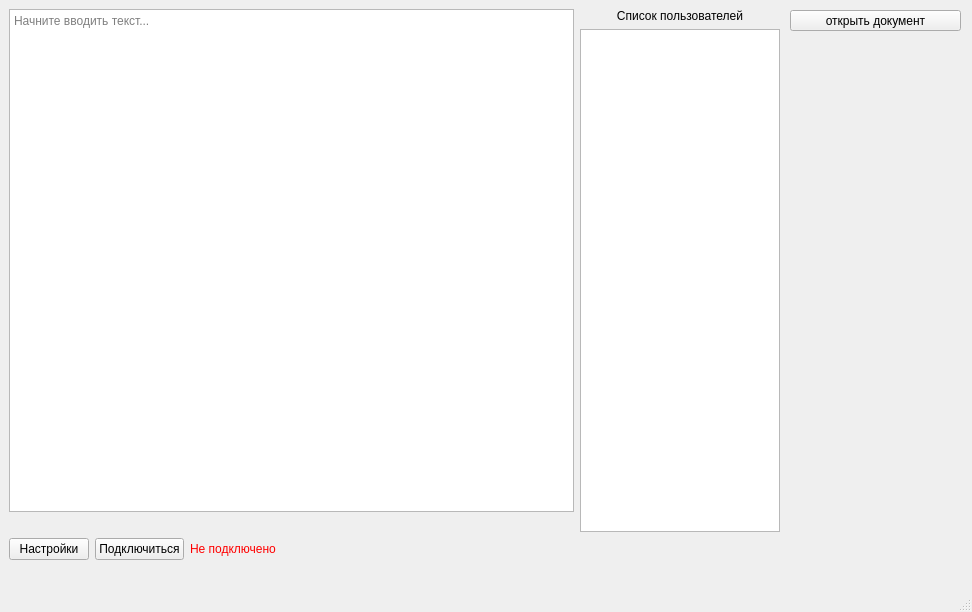
The window that mainwindow.ui (chnoq2/TextEditor) describes before a commit, drawn with Qt 5.
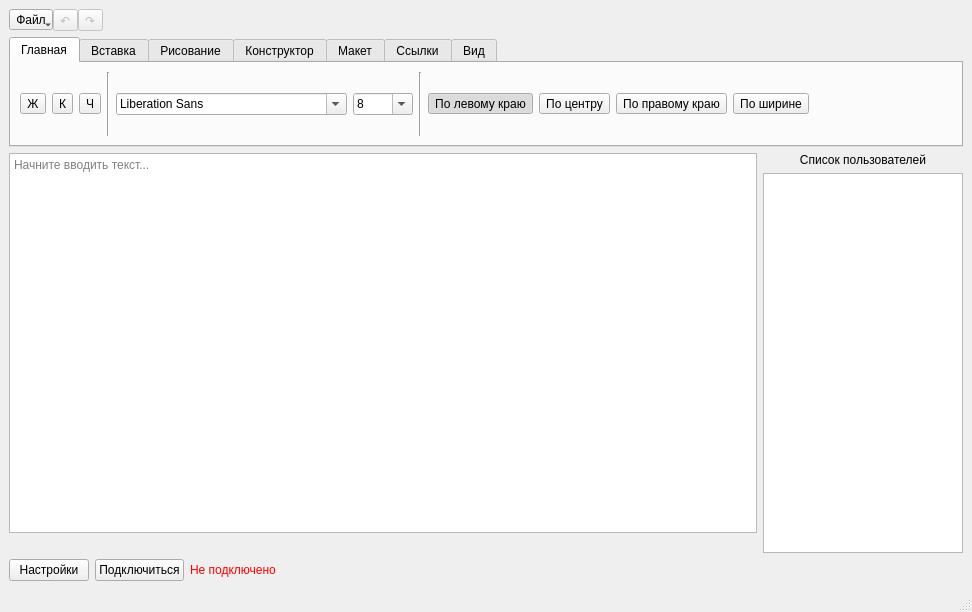
The same window after the commit.

Commit message: Переработан интерфейс приложения. Добавлены кнопки Файл/Undo/Redo + вкладки, рабочая панель форматирования на "Главная", исправлено позиционирование картинок и применение стилей при рендере docx. Добавлены заглушки для дальнейший элементов интерфейса. В серверной части заменил хранимые указатели (m_socket, m_clients, локальные в onNewConnection) на QPointer.

Patch:
```diff
--- a/mainwindow.ui
+++ b/mainwindow.ui
@@ -14,16 +14,410 @@
    <string>TextEditor</string>
   </property>
   <widget class="QWidget" name="centralwidget">
-   <widget class="QWidget" name="layoutWidget">
-    <property name="geometry">
-     <rect>
-      <x>9</x>
-      <y>9</y>
-      <width>771</width>
-      <height>551</height>
-     </rect>
-    </property>
     <layout class="QVBoxLayout" name="verticalLayout_3">
+     <item>
+      <layout class="QHBoxLayout" name="quickAccessRowLayout">
+       <property name="spacing">
+        <number>0</number>
+       </property>
+       <item>
+        <widget class="QToolButton" name="fileMenuButton">
+         <property name="minimumSize">
+          <size>
+           <width>0</width>
+           <height>0</height>
+          </size>
+         </property>
+         <property name="text">
+          <string>Файл</string>
+         </property>
+         <property name="popupMode">
+          <enum>QToolButton::ToolButtonPopupMode::InstantPopup</enum>
+         </property>
+         <property name="toolButtonStyle">
+          <enum>Qt::ToolButtonStyle::ToolButtonTextOnly</enum>
+         </property>
+         <addaction name="actionOpenFile"/>
+         <addaction name="actionSaveFile"/>
+        </widget>
+       </item>
+       <item>
+        <widget class="QToolButton" name="undoButton">
+         <property name="enabled">
+          <bool>false</bool>
+         </property>
+         <property name="text">
+          <string>↶</string>
+         </property>
+         <property name="toolTip">
+          <string>Отменить</string>
+         </property>
+        </widget>
+       </item>
+       <item>
+        <widget class="QToolButton" name="redoButton">
+         <property name="enabled">
+          <bool>false</bool>
+         </property>
+         <property name="text">
+          <string>↷</string>
+         </property>
+         <property name="toolTip">
+          <string>Повторить</string>
+         </property>
+        </widget>
+       </item>
+       <item>
+        <spacer name="quickAccessSpacer">
+         <property name="orientation">
+          <enum>Qt::Orientation::Horizontal</enum>
+         </property>
+         <property name="sizeHint" stdset="0">
+          <size>
+           <width>40</width>
+           <height>20</height>
+          </size>
+         </property>
+        </spacer>
+       </item>
+      </layout>
+     </item>
+     <item>
+        <widget class="QTabWidget" name="ribbonTabWidget">
+         <property name="maximumSize">
+          <size>
+           <width>16777215</width>
+           <height>110</height>
+          </size>
+         </property>
+         <property name="currentIndex">
+          <number>0</number>
+         </property>
+       <widget class="QWidget" name="tabHome">
+        <attribute name="title">
+         <string>Главная</string>
+        </attribute>
+        <layout class="QHBoxLayout" name="tabHomeLayout">
+         <item>
+          <widget class="QToolButton" name="boldButton">
+           <property name="text">
+            <string>Ж</string>
+           </property>
+           <property name="toolTip">
+            <string>Жирный</string>
+           </property>
+           <property name="checkable">
+            <bool>true</bool>
+           </property>
+          </widget>
+         </item>
+         <item>
+          <widget class="QToolButton" name="italicButton">
+           <property name="text">
+            <string>К</string>
+           </property>
+           <property name="toolTip">
+            <string>Курсив</string>
+           </property>
+           <property name="checkable">
+            <bool>true</bool>
+           </property>
+          </widget>
+         </item>
+         <item>
+          <widget class="QToolButton" name="underlineButton">
+           <property name="text">
+            <string>Ч</string>
+           </property>
+           <property name="toolTip">
+            <string>Подчёркнутый</string>
+           </property>
+           <property name="checkable">
+            <bool>true</bool>
+           </property>
+          </widget>
+         </item>
+         <item>
+          <widget class="Line" name="homeSeparator1">
+           <property name="orientation">
+            <enum>Qt::Orientation::Vertical</enum>
+           </property>
+          </widget>
+         </item>
+         <item>
+          <widget class="QFontComboBox" name="fontComboBox">
+           <property name="minimumSize">
+            <size>
+             <width>140</width>
+             <height>0</height>
+            </size>
+           </property>
+          </widget>
+         </item>
+         <item>
+          <widget class="QComboBox" name="fontSizeComboBox">
+           <property name="editable">
+            <bool>true</bool>
+           </property>
+           <property name="minimumSize">
+            <size>
+             <width>60</width>
+             <height>0</height>
+            </size>
+           </property>
+           <item>
+            <property name="text">
+             <string>8</string>
+            </property>
+           </item>
+           <item>
+            <property name="text">
+             <string>9</string>
+            </property>
+           </item>
+           <item>
+            <property name="text">
+             <string>10</string>
+            </property>
+           </item>
+           <item>
+            <property name="text">
+             <string>11</string>
+            </property>
+           </item>
+           <item>
+            <property name="text">
+             <string>12</string>
+            </property>
+           </item>
+           <item>
+            <property name="text">
+             <string>14</string>
+            </property>
+           </item>
+           <item>
+            <property name="text">
+             <string>16</string>
+            </property>
+           </item>
+           <item>
+            <property name="text">
+             <string>18</string>
+            </property>
+           </item>
+           <item>
+            <property name="text">
+             <string>20</string>
+            </property>
+           </item>
+           <item>
+            <property name="text">
+             <string>24</string>
+            </property>
+           </item>
+           <item>
+            <property name="text">
+             <string>28</string>
+            </property>
+           </item>
+           <item>
+            <property name="text">
+             <string>32</string>
+            </property>
+           </item>
+           <item>
+            <property name="text">
+             <string>36</string>
+            </property>
+           </item>
+           <item>
+            <property name="text">
+             <string>48</string>
+            </property>
+           </item>
+          </widget>
+         </item>
+         <item>
+          <widget class="Line" name="homeSeparator2">
+           <property name="orientation">
+            <enum>Qt::Orientation::Vertical</enum>
+           </property>
+          </widget>
+         </item>
+         <item>
+          <widget class="QToolButton" name="alignLeftButton">
+           <property name="text">
+            <string>По левому краю</string>
+           </property>
+           <property name="toolTip">
+            <string>Выровнять по левому краю</string>
+           </property>
+           <property name="checkable">
+            <bool>true</bool>
+           </property>
+           <property name="checked">
+            <bool>true</bool>
+           </property>
+          </widget>
+         </item>
+         <item>
+          <widget class="QToolButton" name="alignCenterButton">
+           <property name="text">
+            <string>По центру</string>
+           </property>
+           <property name="toolTip">
+            <string>Выровнять по центру</string>
+           </property>
+           <property name="checkable">
+            <bool>true</bool>
+           </property>
+          </widget>
+         </item>
+         <item>
+          <widget class="QToolButton" name="alignRightButton">
+           <property name="text">
+            <string>По правому краю</string>
+           </property>
+           <property name="toolTip">
+            <string>Выровнять по правому краю</string>
+           </property>
+           <property name="checkable">
+            <bool>true</bool>
+           </property>
+          </widget>
+         </item>
+         <item>
+          <widget class="QToolButton" name="alignJustifyButton">
+           <property name="text">
+            <string>По ширине</string>
+           </property>
+           <property name="toolTip">
+            <string>Выровнять по ширине</string>
+           </property>
+           <property name="checkable">
+            <bool>true</bool>
+           </property>
+          </widget>
+         </item>
+         <item>
+          <spacer name="tabHomeSpacer">
+           <property name="orientation">
+            <enum>Qt::Orientation::Horizontal</enum>
+           </property>
+           <property name="sizeHint" stdset="0">
+            <size>
+             <width>40</width>
+             <height>20</height>
+            </size>
+           </property>
+          </spacer>
+         </item>
+        </layout>
+       </widget>
+       <widget class="QWidget" name="tabInsert">
+        <attribute name="title">
+         <string>Вставка</string>
+        </attribute>
+        <layout class="QVBoxLayout" name="tabInsertLayout">
+         <item>
+          <widget class="QLabel" name="tabInsertStub">
+           <property name="text">
+            <string>Скоро будет доступно</string>
+           </property>
+           <property name="alignment">
+            <set>Qt::AlignmentFlag::AlignCenter</set>
+           </property>
+          </widget>
+         </item>
+        </layout>
+       </widget>
+       <widget class="QWidget" name="tabDraw">
+        <attribute name="title">
+         <string>Рисование</string>
+        </attribute>
+        <layout class="QVBoxLayout" name="tabDrawLayout">
+         <item>
+          <widget class="QLabel" name="tabDrawStub">
+           <property name="text">
+            <string>Скоро будет доступно</string>
+           </property>
+           <property name="alignment">
+            <set>Qt::AlignmentFlag::AlignCenter</set>
+           </property>
+          </widget>
+         </item>
+        </layout>
+       </widget>
+       <widget class="QWidget" name="tabDesign">
+        <attribute name="title">
+         <string>Конструктор</string>
+        </attribute>
+        <layout class="QVBoxLayout" name="tabDesignLayout">
+         <item>
+          <widget class="QLabel" name="tabDesignStub">
+           <property name="text">
+            <string>Скоро будет доступно</string>
+           </property>
+           <property name="alignment">
+            <set>Qt::AlignmentFlag::AlignCenter</set>
+           </property>
+          </widget>
+         </item>
+        </layout>
+       </widget>
+       <widget class="QWidget" name="tabLayout">
+        <attribute name="title">
+         <string>Макет</string>
+        </attribute>
+        <layout class="QVBoxLayout" name="tabLayoutLayout">
+         <item>
+          <widget class="QLabel" name="tabLayoutStub">
+           <property name="text">
+            <string>Скоро будет доступно</string>
+           </property>
+           <property name="alignment">
+            <set>Qt::AlignmentFlag::AlignCenter</set>
+           </property>
+          </widget>
+         </item>
+        </layout>
+       </widget>
+       <widget class="QWidget" name="tabReferences">
+        <attribute name="title">
+         <string>Ссылки</string>
+        </attribute>
+        <layout class="QVBoxLayout" name="tabReferencesLayout">
+         <item>
+          <widget class="QLabel" name="tabReferencesStub">
+           <property name="text">
+            <string>Скоро будет доступно</string>
+           </property>
+           <property name="alignment">
+            <set>Qt::AlignmentFlag::AlignCenter</set>
+           </property>
+          </widget>
+         </item>
+        </layout>
+       </widget>
+       <widget class="QWidget" name="tabView">
+        <attribute name="title">
+         <string>Вид</string>
+        </attribute>
+        <layout class="QVBoxLayout" name="tabViewLayout">
+         <item>
+          <widget class="QLabel" name="tabViewStub">
+           <property name="text">
+            <string>Скоро будет доступно</string>
+           </property>
+           <property name="alignment">
+            <set>Qt::AlignmentFlag::AlignCenter</set>
+           </property>
+          </widget>
+         </item>
+        </layout>
+       </widget>
+        </widget>
+     </item>
      <item>
       <layout class="QHBoxLayout" name="horizontalLayout_2">
        <property name="sizeConstraint">
@@ -130,20 +524,6 @@
       </layout>
      </item>
     </layout>
-   </widget>
-   <widget class="QPushButton" name="choose_document">
-    <property name="geometry">
-     <rect>
-      <x>790</x>
-      <y>10</y>
-      <width>171</width>
-      <height>21</height>
-     </rect>
-    </property>
-    <property name="text">
-     <string>открыть документ</string>
-    </property>
-   </widget>
   </widget>
   <widget class="QMenuBar" name="menubar">
    <property name="geometry">
@@ -156,6 +536,22 @@
    </property>
   </widget>
   <widget class="QStatusBar" name="statusbar"/>
+  <action name="actionOpenFile">
+   <property name="text">
+    <string>Открыть файл...</string>
+   </property>
+   <property name="toolTip">
+    <string>Открыть документ (.docx)</string>
+   </property>
+  </action>
+  <action name="actionSaveFile">
+   <property name="text">
+    <string>Сохранить</string>
+   </property>
+   <property name="toolTip">
+    <string>Сохранить документ</string>
+   </property>
+  </action>
  </widget>
  <resources/>
  <connections/>
```
The commit also changes 5 other files.
